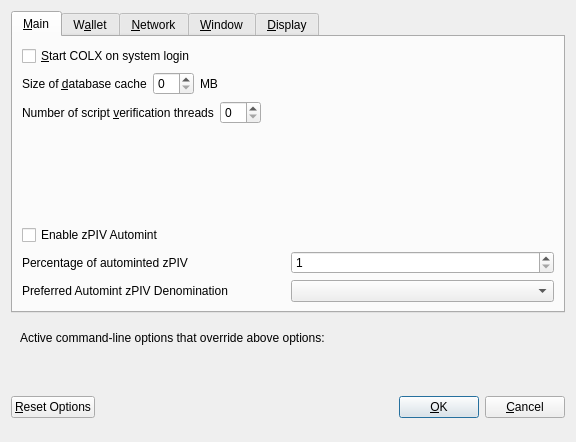
Qt form src/qt/forms/optionsdialog.ui (cmaliwal/ColossusCoinXT) before a commit.
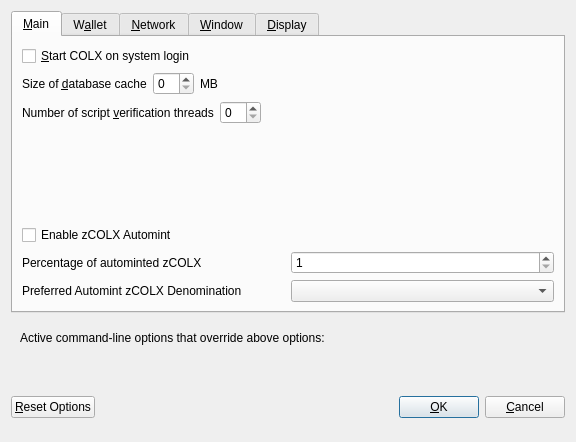
The same form after that commit. Custom widgets are drawn as their Qt base class.

Commit message: renaming => zCOLX + some zc tx logs

Patch:
```diff
--- a/src/qt/forms/optionsdialog.ui
+++ b/src/qt/forms/optionsdialog.ui
@@ -140,8 +140,7 @@
           <enum>Qt::LeftToRight</enum>
          </property>
          <property name="text">
-          <!-- DRAGAN: zPIV => ? // Q: -->
-          <string>Enable zPIV Automint</string>
+          <string>Enable zCOLX Automint</string>
          </property>
         </widget>
        </item>
@@ -154,8 +153,7 @@
             <string>Percentage of incoming COLX which get automatically converted to zPIV via Zerocoin Protocol (min: 10%)</string>
            </property>
            <property name="text">
-            <!-- DRAGAN: zPIV => ? // Q: -->
-            <string>Percentage of autominted zPIV</string>
+            <string>Percentage of autominted zCOLX</string>
            </property>
           </widget>
          </item>
@@ -188,8 +186,7 @@
             <string>Wait with automatic conversion to Zerocoin until enough COLX for this denomination is available</string>
            </property>
            <property name="text">
-            <!-- DRAGAN: zPIV => ? // Q: -->
-            <string>Preferred Automint zPIV Denomination</string>
+            <string>Preferred Automint zCOLX Denomination</string>
            </property>
           </widget>
          </item>
```
Left out of the diff: 6 changed lines with no effect on the pictures. The commit also changes 22 other files.
